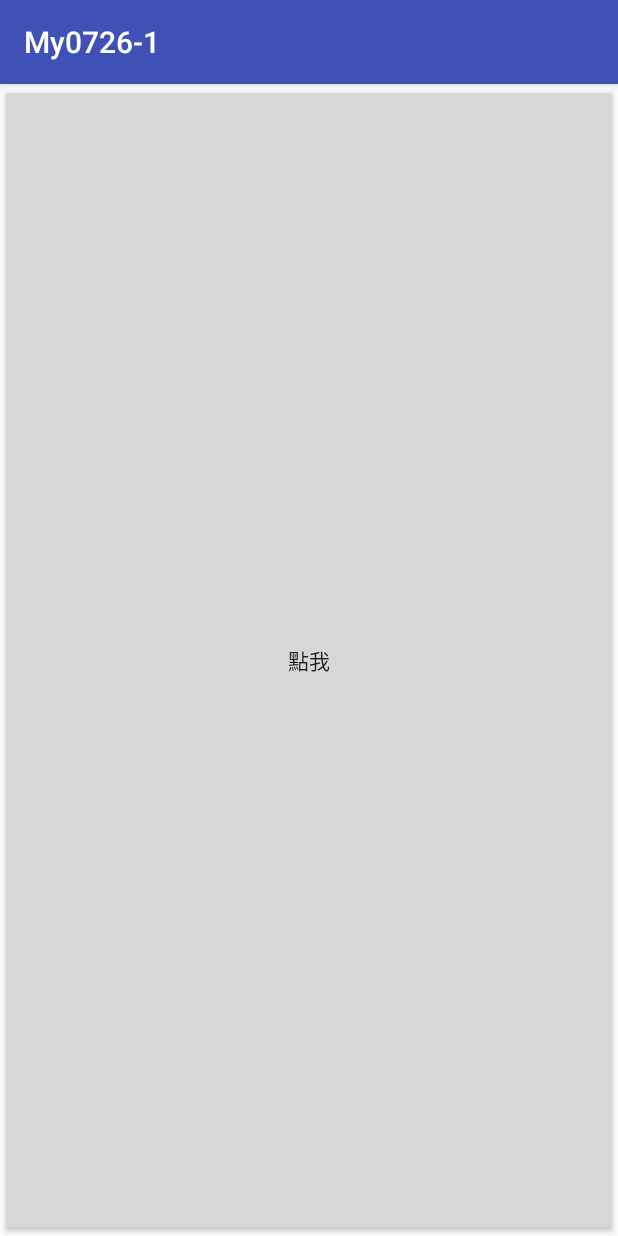
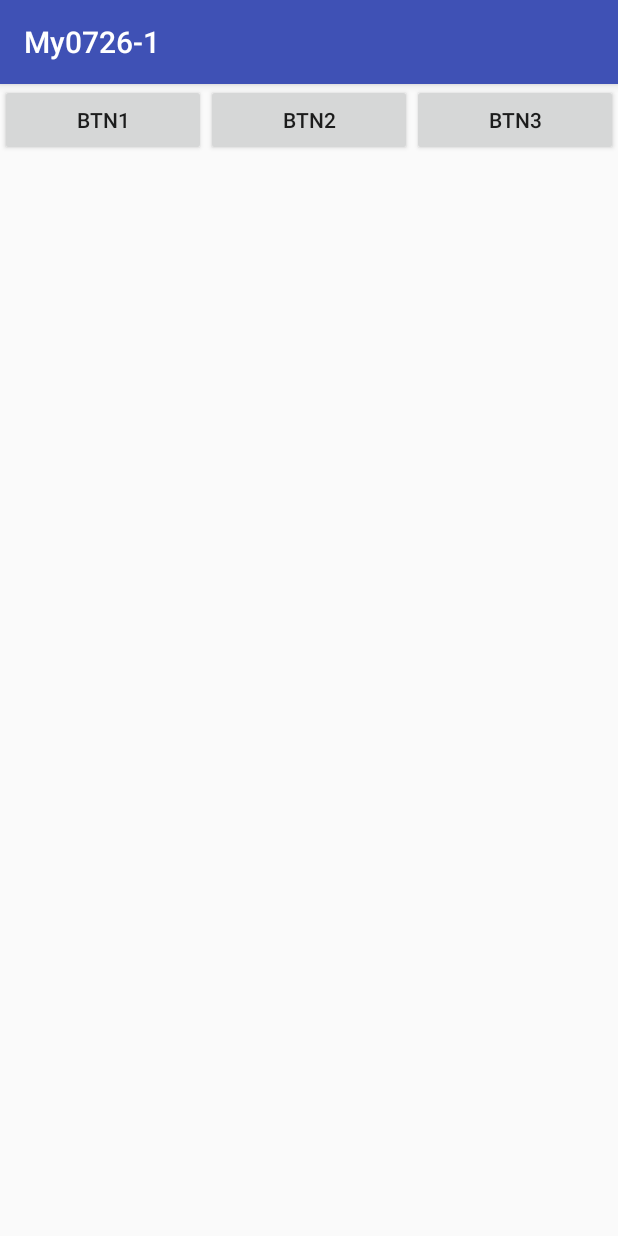
Before and after one commit to nk604101/My0726-1, an Android app: the screen it shows after launch (MainActivity), on a phone screen of 412 x 824 dp. Run offline under Robolectric (Android 15) with nearby library versions, the phone set to English and light mode, and no system bars.

Commit message:
動態增減按鈕數量

```diff
--- a/app/src/main/java/com/example/hsinwei/my0726_1/MainActivity.java
+++ b/app/src/main/java/com/example/hsinwei/my0726_1/MainActivity.java
@@ -1,9 +1,17 @@
+/**
+ * 動態按鈕數量控制
+ */
+
 package com.example.hsinwei.my0726_1;
 
 import android.support.v7.app.AlertDialog;
 import android.support.v7.app.AppCompatActivity;
 import android.os.Bundle;
+import android.util.Log;
+import android.view.View;
+import android.view.ViewGroup;
 import android.widget.Button;
+import android.widget.LinearLayout;
 
 public class MainActivity extends AppCompatActivity {
 
@@ -11,8 +19,50 @@ public class MainActivity extends AppCompatActivity {
     protected void onCreate(Bundle savedInstanceState) {
         super.onCreate(savedInstanceState);
         setContentView(R.layout.activity_main);
-        Button btn = new Button(MainActivity.this);
-        btn.setText("點我");
-        setContentView(btn);
+        //Button btn = new Button(MainActivity.this);
+
+        //btn.setText("點我");
+
+        //setContentView(btn);
+        final LinearLayout.LayoutParams Lpara = new LinearLayout.LayoutParams(
+                ViewGroup.LayoutParams.WRAP_CONTENT,
+                ViewGroup.LayoutParams.WRAP_CONTENT,
+                1.0f);
+        final LinearLayout LLay= new LinearLayout(MainActivity.this);
+        setContentView(LLay);
+        Button btn1 = new Button(MainActivity.this);
+        btn1.setLayoutParams(Lpara);
+        btn1.setText("Btn1");
+        LLay.addView(btn1);
+        //setContentView(LLay);
+
+        Button btn2 = new Button(MainActivity.this);
+        btn2.setLayoutParams(Lpara);
+        btn2.setText("Btn2");
+        LLay.addView(btn2);
+        btn2.setOnClickListener(new View.OnClickListener() {
+            @Override
+            public void onClick(View v) {
+                LLay.removeViewAt(LLay.getChildCount()-1);
+                //LLay.getBaseline()
+            }
+        });
+
+        Button btn3 = new Button(MainActivity.this);
+        btn3.setLayoutParams(Lpara);
+        btn3.setText("Btn3");
+        LLay.addView(btn3);
+        btn3.setOnClickListener(new View.OnClickListener() {
+            @Override
+            public void onClick(View v) {
+
+                Log.d("T0726",""+LLay.getChildCount());
+                Button btn = new Button(MainActivity.this);
+                btn.setLayoutParams(Lpara);
+                btn.setText("Btn+");
+                LLay.addView(btn);
+            }
+        });
     }
+
 }
```
Also changed, not shown: app/src/main/res/layout/layout.xml (added, +32 -0 lines), app/src/main/res/layout/layout2.xml (added, +22 -0 lines).
